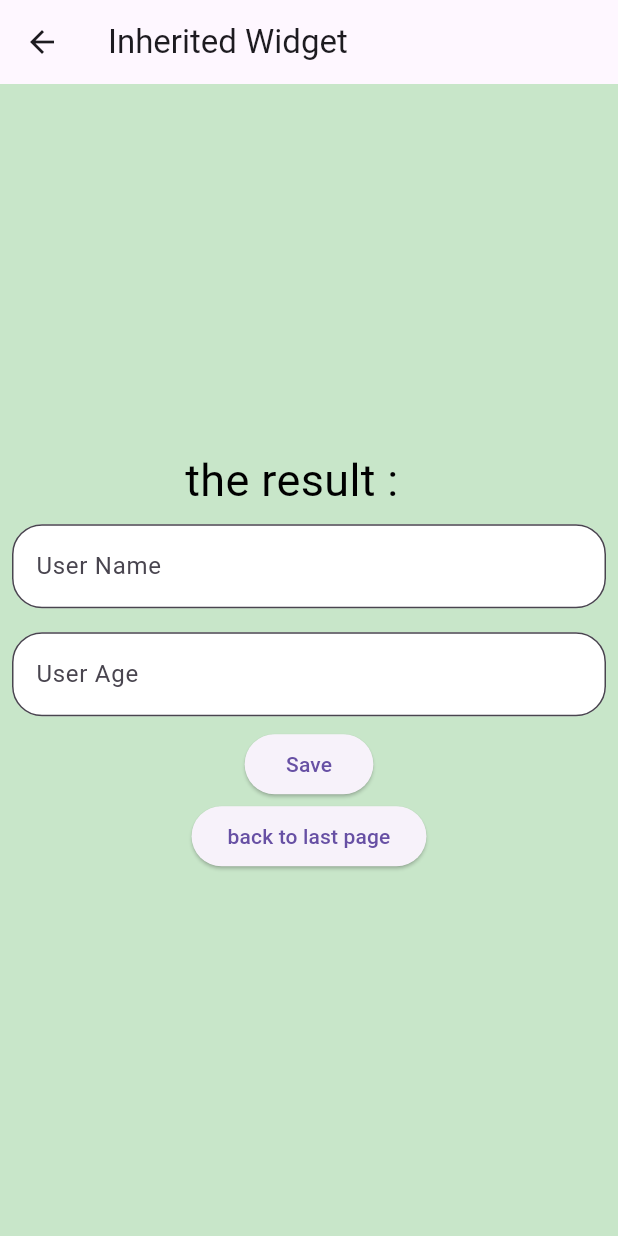
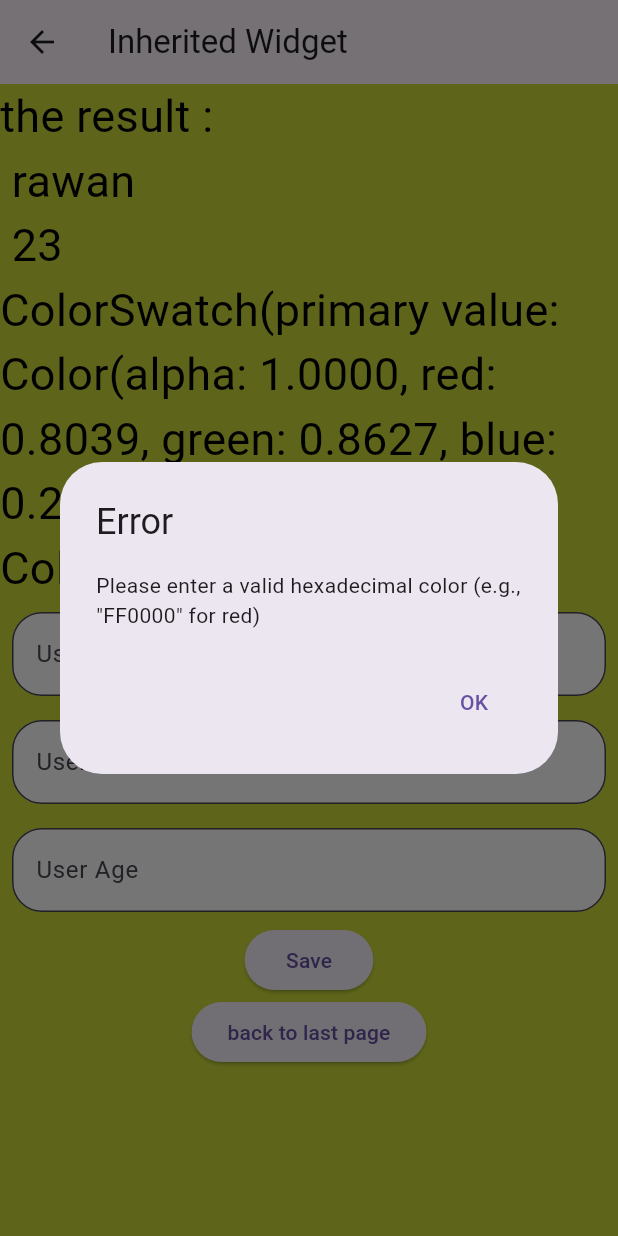
Before and after one commit to rawanabuzir/Inherited-Widget, a Flutter app: the therdd screen opened directly, after a tap on "Save", on a phone screen of 412 x 824 dp. Run offline on Flutter 3.47's test engine with Material 3 defaults, Android fonts, the phone set to English and light mode, and no system bars.

Commit message:
commit done

```diff
--- a/lib/ContainarState.dart
+++ b/lib/ContainarState.dart
@@ -2,8 +2,13 @@ import 'package:flutter/material.dart';
 
 class UserData {
   String name;
-
-  UserData({required this.name});
+  int age;
+  Color color;
+  UserData({
+    required this.name,
+    required this.age,
+    required this.color,
+  });
 }
 
 class StateContainer extends StatefulWidget {
@@ -31,9 +36,15 @@ class StateContainerState extends State<StateContainer> {
     user = widget.user;
   }
 
-  void updateUser({String? name}) {
+  void updateUser({
+    String? name,
+    int? age,
+    Color? color,
+  }) {
     setState(() {
       user.name = name ?? user.name;
+      user.age = age ?? user.age;
+      user.color = color ?? user.color;
     });
   }
 
--- a/lib/HomePage.dart
+++ b/lib/HomePage.dart
@@ -1,32 +1,52 @@
 import 'package:flutter/material.dart';
 import 'package:untitled/ContainarState.dart';
 import 'package:untitled/Secons.dart';
+
 class HomePage extends StatefulWidget {
   const HomePage({Key? key}) : super(key: key);
 
   @override
   State<HomePage> createState() => _HomePageState();
 }
-
 class _HomePageState extends State<HomePage> {
-
-
+  void updateThContainer() {
+    String name = 'new val';
+    var container = StateContainer.of(context);
+    container?.updateUser(name: name);
+    setState(() {});
+  }
 
   @override
   Widget build(BuildContext context) {
     final containerState = StateContainer.of(context);
-    UserData userData = containerState?.user ?? UserData(name: '');
+    UserData userData =
+        containerState?.user ?? UserData(name: '', age: 0, color: Colors.cyan);
 
     return Scaffold(
-      appBar: AppBar(title: const Text('Inherited Widget'),),
+      appBar: AppBar(
+        title: const Text('Inherited Widget'),
+      ),
       body: Center(
         child: Container(
           width: double.infinity,
           decoration: BoxDecoration(color: Colors.blue[100]),
           child: Column(
+
             mainAxisAlignment: MainAxisAlignment.center,
             children: [
-              Text('Name: ${userData.name}',style: const TextStyle(color: Colors.black, fontSize: 30),), // Display the name
+              Text(
+                'Name: ${userData.name}',
+                style: const TextStyle(color: Colors.black, fontSize: 30),
+              ),
+
+              // Display the name
+              ElevatedButton(
+                  onPressed: () {
+                    // Navigator.of(context).pop();
+                    updateThContainer();
+                    // setState(() {});
+                  },
+                  child: const Text(' Save ')),
               ElevatedButton(
                   onPressed: () {
                     Navigator.of(context)
@@ -34,8 +54,8 @@ class _HomePageState extends State<HomePage> {
                       return SeconsSecons();
                     }));
                   },
-                  child:
-                      const Text('click to go to the next page ')) // Display the age
+                  child: const Text(
+                      'click to go to the next page ')) // Display the age
             ],
           ),
         ),
--- a/lib/Secons.dart
+++ b/lib/Secons.dart
@@ -8,9 +8,12 @@ class SeconsSecons extends StatelessWidget {
   @override
   Widget build(BuildContext context) {
     final containerState = StateContainer.of(context);
-    UserData userData = containerState?.user ?? UserData(name: '');
+    UserData userData =
+        containerState?.user ?? UserData(name: '', age: 0, color: Colors.white);
     return Scaffold(
-      appBar: AppBar(title: const Text('Inherited Widget'),),
+      appBar: AppBar(
+        title: const Text('Inherited Widget'),
+      ),
       body: Container(
         width: double.infinity,
         height: double.infinity,
@@ -32,7 +35,6 @@ class SeconsSecons extends StatelessWidget {
                       },
                       child: const Text('Move To The Next Page')),
                 ),
-
                 Expanded(
                   child: ElevatedButton(
                       onPressed: () {
--- a/lib/main.dart
+++ b/lib/main.dart
@@ -4,7 +4,7 @@ import 'ContainarState.dart';
 import 'HomePage.dart';
 
 void main() {
-  UserData userData = UserData(name: 'rawan');
+  UserData userData = UserData(name: 'rawan', age: 23, color: Colors.lime);
   runApp(StateContainer(
     user: userData, // Provide the user argument here
     child: const MyApp(),
--- a/lib/therd.dart
+++ b/lib/therd.dart
@@ -10,14 +10,39 @@ class therdd extends StatefulWidget {
 
 class _therddState extends State<therdd> {
   TextEditingController ddata = TextEditingController();
+  TextEditingController ddatta = TextEditingController();
   TextEditingController dataa = TextEditingController();
+
+  Color color = Colors.black;
 
   void updateTheContainer() {
     String name = dataa.text;
     int age = int.tryParse(ddata.text) ?? 0;
+    String hexColor = ddatta.text;
+
+    // Check if the input is a valid hexadecimal color string
+    if (hexColor.length != 6 || !RegExp(r'^[0-9a-fA-F]+$').hasMatch(hexColor)) {
+      // Show an error message and return without updating the container
+      showDialog(
+        context: context,
+        builder: (context) => AlertDialog(
+          title: Text('Error'),
+          content: Text('Please enter a valid hexadecimal color (e.g., "FF0000" for red)'),
+          actions: [
+            TextButton(
+              onPressed: () => Navigator.of(context).pop(),
+              child: Text('OK'),
+            ),
+          ],
+        ),
+      );
+      return;
+    }
+
+    Color newColor = Color(int.parse(hexColor, radix: 16));
     var containerState = StateContainer.of(context);
     if (containerState != null) {
-      containerState.updateUser(name: name);
+      containerState.updateUser(name: name, age: age, color: newColor);
       setState(() {});
     }
   }
@@ -32,15 +57,30 @@ class _therddState extends State<therdd> {
         title: Text('Inherited Widget'),
       ),
       body: Container(
+        color: userData?.color,
         width: double.infinity,
         height: double.infinity,
-        color: Colors.green[100],
-        child: Column(
+        child: ListView(
+          children: [
+         Column(
                 mainAxisAlignment: MainAxisAlignment.center,
                 children: [
                   Text(
-              'the result : ${userData?.name}  ',
+                    'the result :\n ${userData?.name}  \n ${userData?.age}'
+               '      \n${userData?.color}  ',
                     style: const TextStyle(color: Colors.black, fontSize: 30),
+                  ),
+                  Padding(
+                    padding: const EdgeInsets.all(8.0),
+                    child: TextFormField(
+                      controller: ddatta,
+                      decoration: InputDecoration(
+                          labelText: 'User Color ',
+                          border: OutlineInputBorder(
+                              borderRadius: BorderRadius.circular(20)),
+                          filled: true,
+                          fillColor: Colors.white),
+                    ),
                   ),
                   Padding(
                     padding: const EdgeInsets.all(8.0),
@@ -80,6 +120,8 @@ class _therddState extends State<therdd> {
                       child: const Text('back to last page')),
                 ],
               ),
+          ],
+        ),
       ),
     );
   }
```
Also changed, not shown: 1 other file. Lines whose indentation alone changed are shown as unchanged.
